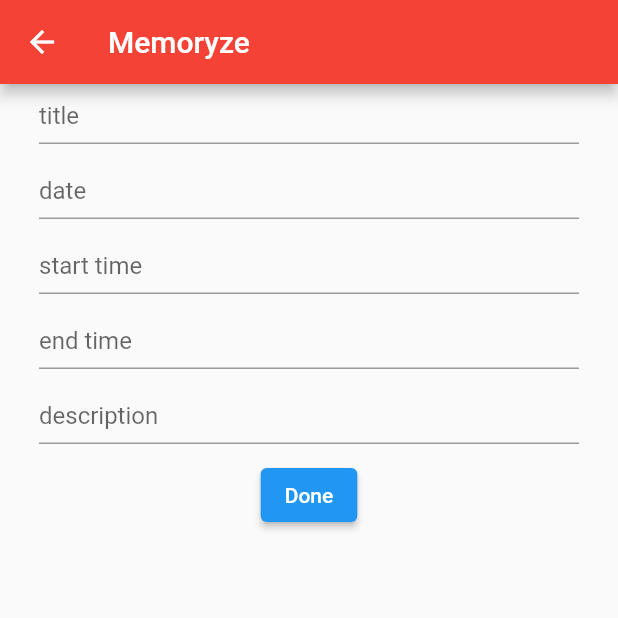
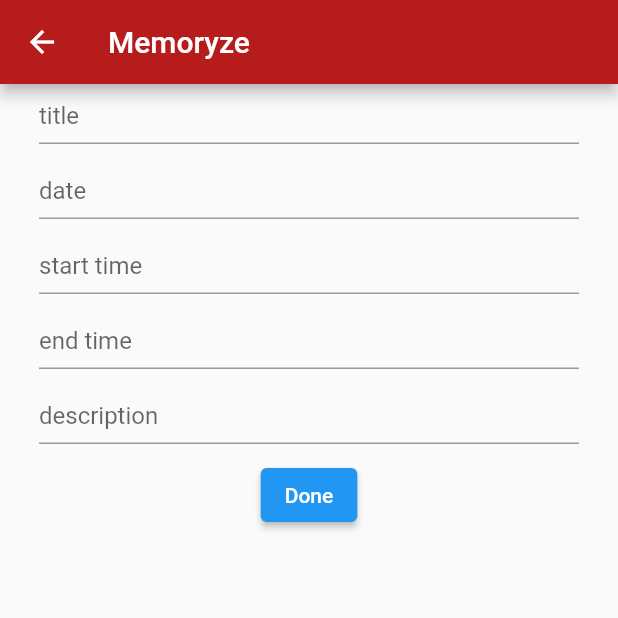
Before and after one commit to MartinRudnikovski/Memoryze, a Flutter app: the screen it shows after launch, after a tap on the "add" icon, on a phone screen of 412 x 824 dp, the top half of it. Run offline on Flutter 3.47's test engine with Material 2 defaults, Android fonts, the phone set to English and light mode, and no system bars; our stand-ins replace syncfusion_flutter_calendar.

Commit message:
Add scrollable appointment widget

```diff
--- a/memoryze/lib/screens/add_appointment_screen.dart
+++ b/memoryze/lib/screens/add_appointment_screen.dart
@@ -1,6 +1,5 @@
 import 'package:flutter/cupertino.dart';
 import 'package:flutter/material.dart';
-import 'package:memoryze/main.dart';
 import 'package:memoryze/widgets/date_picker_widget.dart';
 import 'package:memoryze/widgets/text_input_widget.dart';
 import 'package:memoryze/widgets/time_picker_widget.dart';
@@ -28,7 +27,7 @@ class AddAppointmentScreenState extends State<AddAppointmentScreen>{
     return Scaffold(
       appBar: AppBar(
         title: const Text('Memoryze'),
-        backgroundColor: Colors.red,
+        backgroundColor: Colors.red.shade900,
       ),
       body: Column(
         mainAxisAlignment: MainAxisAlignment.start,
@@ -52,7 +51,7 @@ class AddAppointmentScreenState extends State<AddAppointmentScreen>{
               Appointment a = Appointment(
                 startTime: start,
                 endTime: end,
-                color: Colors.red,
+                color: Colors.red.shade900,
                 subject: title.getDescription(),
                 notes: description.getDescription()
               );
--- a/memoryze/lib/screens/main_screen.dart
+++ b/memoryze/lib/screens/main_screen.dart
@@ -1,6 +1,6 @@
-
 import 'package:flutter/cupertino.dart';
 import 'package:flutter/material.dart';
+import 'package:memoryze/widgets/appointment_list_widget.dart';
 import 'package:memoryze/widgets/costum_calendar_widget.dart';
 import 'package:syncfusion_flutter_calendar/calendar.dart';
 
@@ -24,7 +24,7 @@ class MainScreenState extends State<MainScreen>{
     return Scaffold(
       appBar: AppBar(
         title: const Text('Memoryze'),
-        backgroundColor: Colors.red,
+        backgroundColor: Colors.red.shade900,
       ),
 
       floatingActionButton: FloatingActionButton(
@@ -37,7 +37,6 @@ class MainScreenState extends State<MainScreen>{
             )
           );
 
-          print(a.startTime);
           setState(() {
             Memoryze.appointments.add(a);
           });
@@ -46,8 +45,10 @@ class MainScreenState extends State<MainScreen>{
       ),
 
       body: Column(
+        mainAxisAlignment: MainAxisAlignment.start,
         children: [
           calendar,
+          AppointmentListWidget(appointments: Memoryze.appointments,),
         ],
       ),
     );
--- /dev/null
+++ b/memoryze/lib/widgets/appointment_list_widget.dart
@@ -0,0 +1,29 @@
+import 'package:flutter/cupertino.dart';
+import 'package:syncfusion_flutter_calendar/calendar.dart';
+
+import 'appointment_item_widget.dart';
+
+class AppointmentListWidget extends StatefulWidget{
+  const AppointmentListWidget({Key? key, required this.appointments}) : super(key: key);
+
+  final List<Appointment> appointments;
+
+  @override
+  State<StatefulWidget> createState() {
+    return _AppointmentListWidget();
+  }
+
+}
+
+class _AppointmentListWidget extends State<AppointmentListWidget> {
+  @override
+  Widget build(BuildContext context) {
+    return ListView.builder(
+      itemCount: widget.appointments.length,
+      shrinkWrap: true,
+      itemBuilder: (contx, index){
+        return AppointmentItemWidget(appointment: widget.appointments[index],);
+      }
+    );
+  }
+}
--- a/memoryze/lib/widgets/costum_calendar_widget.dart
+++ b/memoryze/lib/widgets/costum_calendar_widget.dart
@@ -32,26 +32,16 @@ class Calendar extends StatelessWidget{
     return SfCalendar(
       firstDayOfWeek: 1,
       view: CalendarView.month,
-      monthViewSettings: const MonthViewSettings(
-        showAgenda: true
-      ),
 
-      allowedViews: const [
-        CalendarView.day,
-        CalendarView.week,
-        CalendarView.month,
-      ],
 
       dataSource: _dataSource,
 
-      todayHighlightColor: Colors.red,
+      todayHighlightColor: Colors.red.shade900,
 
       cellBorderColor: Colors.transparent,
 
-      showDatePickerButton: true,
       showNavigationArrow: true,
       showCurrentTimeIndicator: true,
-      allowViewNavigation: true,
     );
   }
 
```
Also changed, not shown: memoryze/lib/widgets/appointment_item_widget.dart (added, +65 -0 lines).
